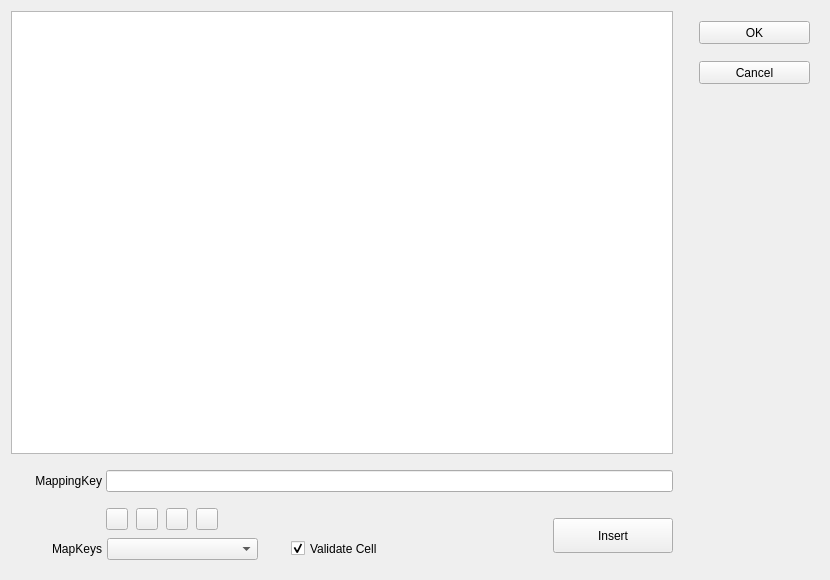
Above: QKeyMapper/qmappingsequenceedit.ui from Zalafina/QKeyMapper before the change. Below: the same form after it.
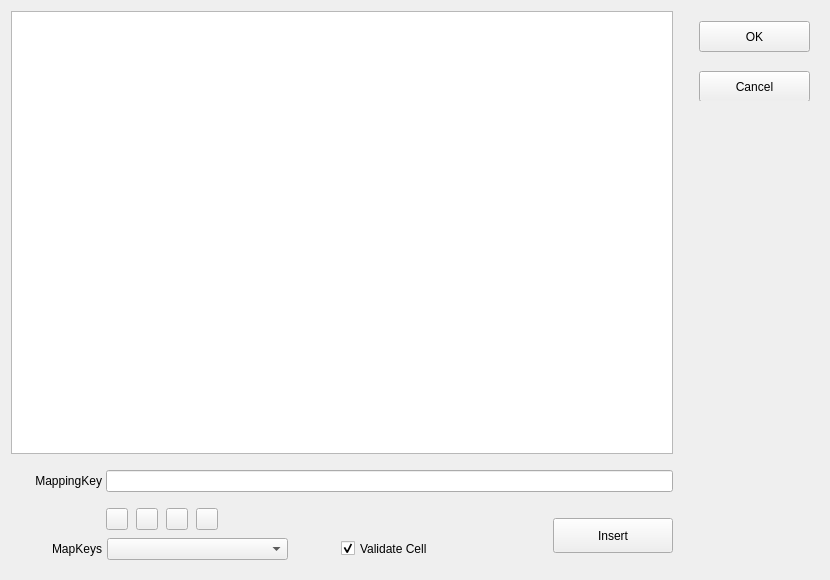
That is the form after the change. Custom widgets are drawn as their Qt base class.

Patch:
```diff
--- a/QKeyMapper/qmappingsequenceedit.ui
+++ b/QKeyMapper/qmappingsequenceedit.ui
@@ -36,22 +36,22 @@
        <property name="minimumSize">
         <size>
          <width>130</width>
-         <height>80</height>
+         <height>90</height>
         </size>
        </property>
        <property name="maximumSize">
         <size>
-         <width>130</width>
-         <height>80</height>
+         <width>100</width>
+         <height>90</height>
         </size>
        </property>
        <widget class="QPushButton" name="cancelButton">
         <property name="geometry">
          <rect>
           <x>10</x>
-          <y>50</y>
+          <y>60</y>
           <width>111</width>
-          <height>23</height>
+          <height>31</height>
          </rect>
         </property>
         <property name="focusPolicy">
@@ -70,7 +70,7 @@
           <x>10</x>
           <y>10</y>
           <width>111</width>
-          <height>23</height>
+          <height>31</height>
          </rect>
         </property>
         <property name="focusPolicy">
@@ -172,13 +172,13 @@
        </property>
        <property name="minimumSize">
         <size>
-         <width>420</width>
+         <width>470</width>
          <height>53</height>
         </size>
        </property>
        <property name="maximumSize">
         <size>
-         <width>420</width>
+         <width>470</width>
          <height>53</height>
         </size>
        </property>
@@ -369,7 +369,7 @@
          <rect>
           <x>96</x>
           <y>30</y>
-          <width>151</width>
+          <width>181</width>
           <height>22</height>
          </rect>
         </property>
@@ -392,7 +392,7 @@
        <widget class="QCheckBox" name="validateCellCheckBox">
         <property name="geometry">
          <rect>
-          <x>280</x>
+          <x>330</x>
           <y>30</y>
           <width>141</width>
           <height>21</height>
```
